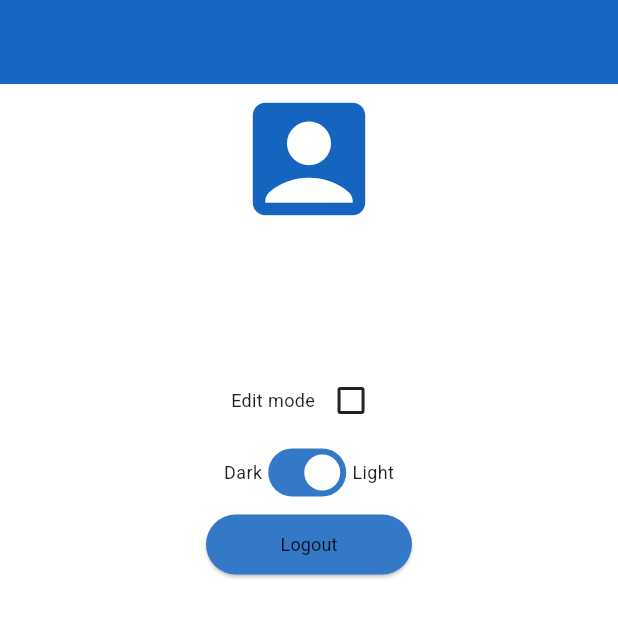
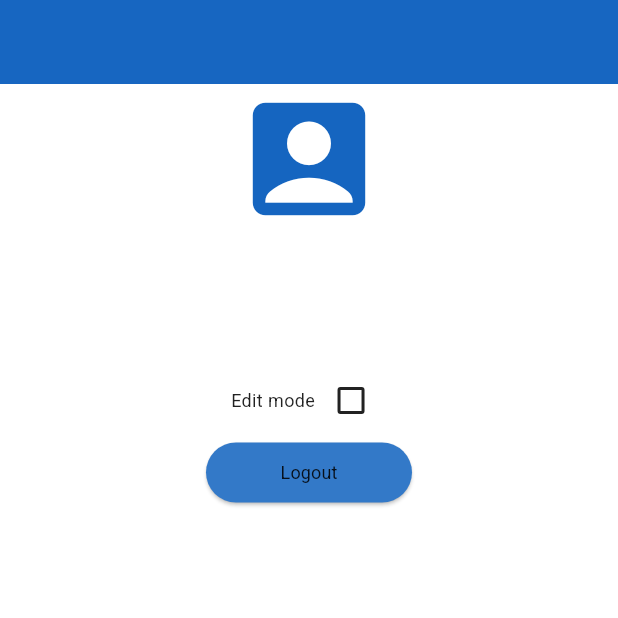
Before and after one commit to haykmovsisyan01/skill_core, a Flutter app: the SettingsPage screen opened by its route, on a phone screen of 412 x 824 dp, the top half of it. Run offline on Flutter 3.47's test engine with Material 3 defaults, Android fonts, the phone set to English and light mode, and no system bars; our stand-ins replace cloud_firestore, firebase_auth, firebase_core, flutter_bloc, flutter_native_splash, flutter_riverpod and 3 more; accounts and stored records are empty.

Commit message:
Revert "Added theme change."
This reverts commit 680eec55138a6f35e90e09a4c999c7ae98092996.

```diff
--- a/lib/config/constants.dart
+++ b/lib/config/constants.dart
@@ -1,6 +1,5 @@
 // logos
 import 'package:flutter/material.dart';
-import 'package:skill_core/config/strings.dart';
 
 const String appLogoLightPath = 'assets/logos/logo_light.png';
 const String appLogoDarkPath = 'assets/logos/logo_dark.png';
@@ -91,5 +90,3 @@ final ThemeData darkTheme = ThemeData(
   ),
   iconTheme: IconThemeData(color: Color(0xFF90CAF9)),
 );
-
-Map<String, ThemeData> themes = {light: lightTheme, dark: darkTheme};
--- a/lib/config/strings.dart
+++ b/lib/config/strings.dart
@@ -8,6 +8,3 @@ const String email = 'Email';
 const String password = 'Password';
 const String confirmPassword = 'Confirm Password';
 const String unknownError = 'Unknown error';
-
-const String light = 'light';
-const String dark = 'dark';
--- a/lib/main.dart
+++ b/lib/main.dart
@@ -18,7 +18,6 @@ Future<void> main() async {
       );
       FlutterNativeSplash.preserve(widgetsBinding: widgetsBinding);
       await initializeSharedPreferences();
-
       runApp(ProviderScope(child: SCApp()));
     },
     (error, stack) {
--- a/lib/presentation/providers/bloc/settings/settings_bloc.dart
+++ /dev/null
@@ -1,63 +0,0 @@
-import 'package:flutter/material.dart';
-import 'package:flutter_bloc/flutter_bloc.dart';
-
-import '../../../../domain/usecases/local/shared_pref_usecase.dart';
-
-part 'settings_event.dart';
-part 'settings_state.dart';
-
-class SettingsBloc extends Bloc<SettingsEvent, SettingsState> {
-  final SharedPrefUseCase useCase;
-  late String theme;
-
-  SettingsBloc(this.useCase) : super(SettingsInitialState()) {
-    on<SettingsSetInitialThemeEvent>(_setInitialTheme);
-    on<SettingsGetThemeEvent>(_getTheme);
-    on<SettingsChangeThemeEvent>(_changeTheme);
-  }
-
-  _setInitialTheme(
-    SettingsSetInitialThemeEvent event,
-    Emitter<SettingsState> emit,
-  ) async {
-    emit(SettingsInitialState());
-
-    if (useCase.get('themeMode') == null) {
-      theme = event.themeMode;
-      await useCase.put('themeMode', event.themeMode);
-    } else {
-      theme = useCase.get('themeMode') as String;
-    }
-    emit(SettingsThemeFetchedState(useCase.get('themeMode') as String));
-  }
-
-  _getTheme(SettingsGetThemeEvent event, Emitter<SettingsState> emit) async {
-    emit(SettingsInitialState());
-
-    final result = useCase.get('themeMode') as String?;
-    await useCase.put('themeMode', 'light');
-
-    if (result == null) {
-      emit(SettingsErrorState('Something went wrong'));
-    } else {
-      emit(SettingsThemeFetchedState(result));
-    }
-  }
-
-  _changeTheme(
-    SettingsChangeThemeEvent event,
-    Emitter<SettingsState> emit,
-  ) async {
-    emit(SettingsInitialState());
-
-    await useCase.put('themeMode', event.themeMode);
-    theme = event.themeMode;
-    final result = useCase.get('themeMode') as String?;
-
-    if (result == null) {
-      emit(SettingsErrorState('Something went wrong'));
-    } else {
-      emit(SettingsThemeFetchedState(result));
-    }
-  }
-}
--- a/lib/presentation/providers/bloc/settings/settings_event.dart
+++ /dev/null
@@ -1,18 +0,0 @@
-part of 'settings_bloc.dart';
-
-@immutable
-sealed class SettingsEvent {}
-
-final class SettingsSetInitialThemeEvent extends SettingsEvent {
-  final String themeMode;
-
-  SettingsSetInitialThemeEvent(this.themeMode);
-}
-
-final class SettingsGetThemeEvent extends SettingsEvent {}
-
-final class SettingsChangeThemeEvent extends SettingsEvent {
-  final String themeMode;
-
-  SettingsChangeThemeEvent(this.themeMode);
-}
--- a/lib/presentation/providers/bloc/settings/settings_state.dart
+++ /dev/null
@@ -1,18 +0,0 @@
-part of 'settings_bloc.dart';
-
-@immutable
-sealed class SettingsState {}
-
-final class SettingsInitialState extends SettingsState {}
-
-final class SettingsThemeFetchedState extends SettingsState {
-  final String themeMode;
-
-  SettingsThemeFetchedState(this.themeMode);
-}
-
-final class SettingsErrorState extends SettingsState {
-  final String message;
-
-  SettingsErrorState(this.message);
-}
--- a/lib/presentation/screens/settings/settings_page.dart
+++ b/lib/presentation/screens/settings/settings_page.dart
@@ -1,5 +1,4 @@
 import 'package:flutter/material.dart';
-import 'package:flutter_bloc/flutter_bloc.dart';
 import 'package:flutter_riverpod/flutter_riverpod.dart';
 import 'package:skill_core/data/models/user_model.dart';
 import 'package:skill_core/presentation/providers/user_provider.dart';
@@ -9,7 +8,6 @@ import 'package:skill_core/presentation/widgets/sc_text_field.dart';
 
 import '../../../config/utils.dart';
 import '../../providers/auth_provider.dart';
-import '../../providers/bloc/settings/settings_bloc.dart';
 
 class SettingsPage extends ConsumerStatefulWidget {
   const SettingsPage({super.key});
@@ -28,8 +26,6 @@ class _SettingsPageState extends ConsumerState<SettingsPage> {
 
   bool editMode = false;
 
-  late bool isLightTheme;
-
   @override
   void initState() {
     WidgetsBinding.instance.addPostFrameCallback((_) {
@@ -41,9 +37,6 @@ class _SettingsPageState extends ConsumerState<SettingsPage> {
   @override
   Widget build(BuildContext context) {
     AppUser? user = ref.watch(appUserState);
-    final settingsBloc = context.watch<SettingsBloc>();
-
-    isLightTheme = settingsBloc.theme == 'light';
     return Scaffold(
       appBar: AppBar(),
       body: SingleChildScrollView(
@@ -118,31 +111,6 @@ class _SettingsPageState extends ConsumerState<SettingsPage> {
                       ),
                     )
                   : Container(),
-              BlocBuilder<SettingsBloc, SettingsState>(
-                builder: (context, state) {
-                  return Row(
-                    mainAxisAlignment: MainAxisAlignment.center,
-                    children: [
-                      ScText('Dark'),
-                      Switch(
-                        value: isLightTheme,
-                        onChanged: (value) {
-                          setState(() {
-                            isLightTheme = !isLightTheme;
-                            print(isLightTheme);
-                            context.read<SettingsBloc>().add(
-                              SettingsChangeThemeEvent(
-                                isLightTheme ? 'light' : 'dark',
-                              ),
-                            );
-                          });
-                        },
-                      ),
-                      ScText('Light'),
-                    ],
-                  );
-                },
-              ),
               ScButton(
                 onPressed: () {
                   ref.read(authNotifierProvider.notifier).signOut();
```
Also changed, not shown: lib/presentation/sc_app.dart (+10 -22 lines), pubspec.lock, 1 other file.
